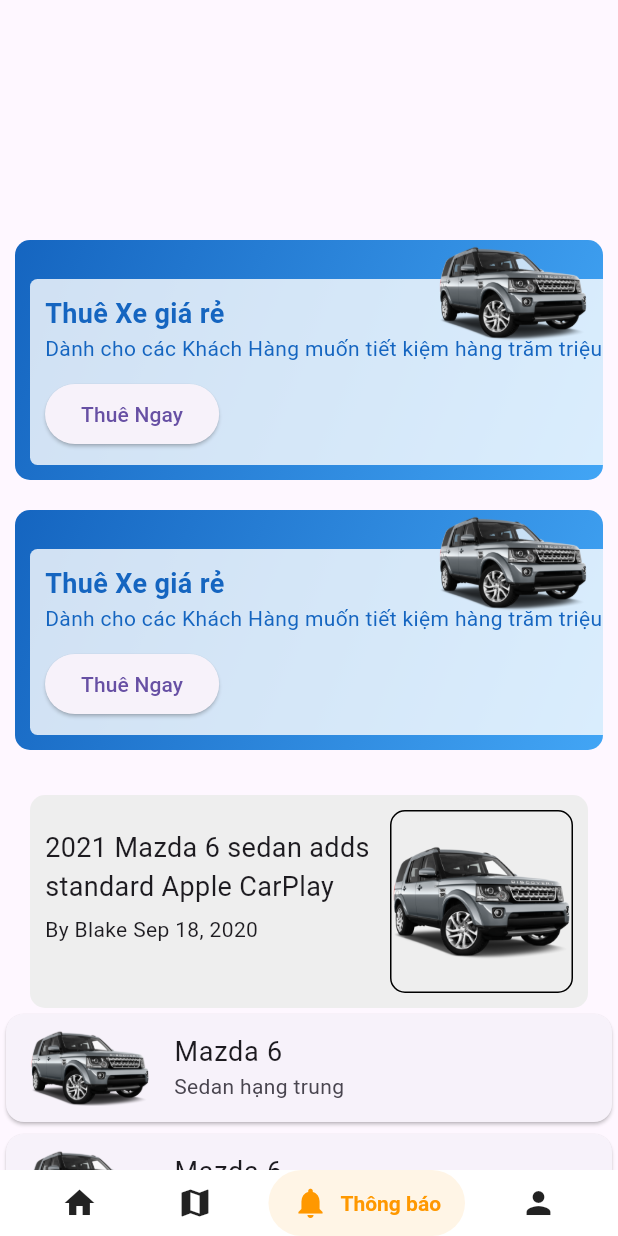
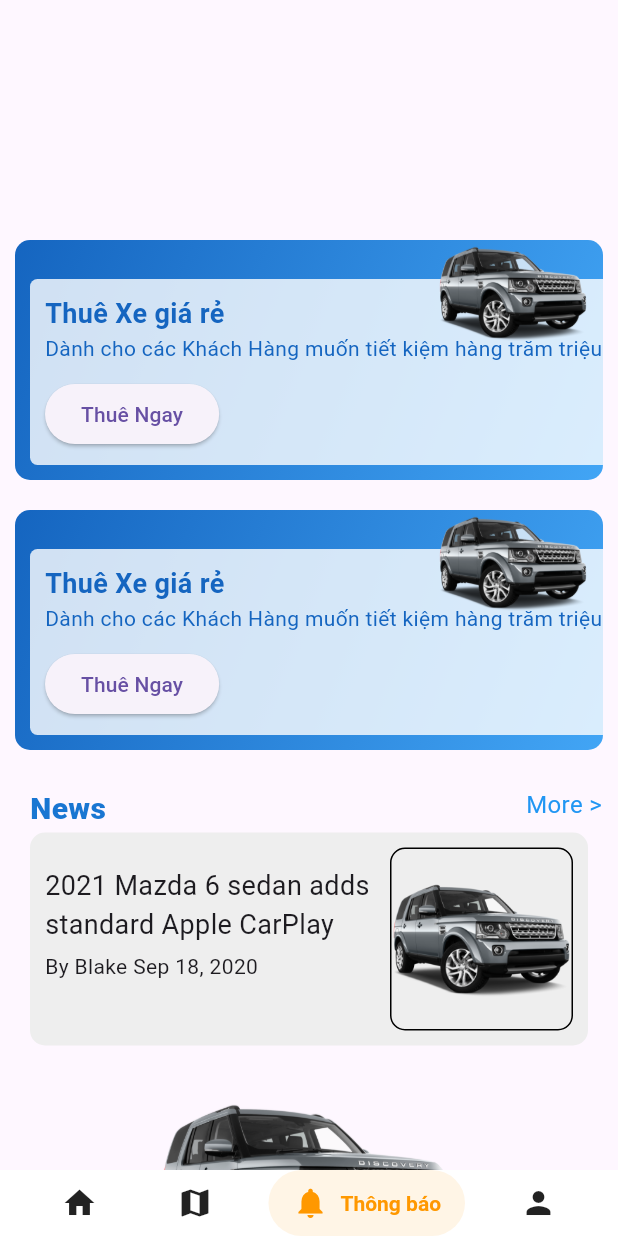
Before and after one commit to L0qin/fp_thuexe, a Flutter app: the screen it shows after launch, item 3 of the bottom bar chosen, on a phone screen of 412 x 824 dp. Run offline on Flutter 3.47's test engine with Material 3 defaults, Android fonts, the phone set to English and light mode, and no system bars; drawn by our look-alikes of salomon_bottom_bar; our stand-ins replace anim_search_bar, animate_do, carousel_slider, google_fonts, responsive_builder, shared_preferences; accounts and stored records are empty.

Commit message:
change mians

```diff
--- a/lib/pages/anoucement.dart
+++ b/lib/pages/anoucement.dart
@@ -12,18 +12,21 @@ class AnnouncementPage extends StatelessWidget {
       body: ListView(
         children: [
           const SizedBox(height: 150,),
-          _buildPromotion(),  // Add the promotion section
+          _buildPromotion(), // Add the promotion section
           //_buildHeader(),
           _buildPromotion(), // Use the updated _buildCarList function
           const SizedBox(height: 10,),
-         // _buildCarList(),
-          const SizedBox(height: 10,),
+          // _buildCarList(),
+          const SizedBox(height: 5,),
+          _buildHeader('News'),
           _buildNewCar(),
-          _buildCarVideo(),
+          //_buildCarVideo(),
+          _buildContent(),
         ],
       ),
     );
   }
+
   Widget _buildPromotion() {
     return Container(
       height: 160,
@@ -93,6 +96,41 @@ class AnnouncementPage extends StatelessWidget {
       ),
     );
   }
+  Widget _buildContent() {
+    return Center(
+      child: Column(
+        mainAxisAlignment: MainAxisAlignment.center,
+        children: <Widget>[
+          // Hiển thị ảnh chính
+          Image.asset(
+            'assets/images/cars/land_rover_0.png',
+            width: 200,
+            height: 200,
+          ),
+          // Hiển thị ảnh nhỏ bên trong ảnh chính
+          Positioned(
+            top: 50,
+            left: 50,
+            child: Container(
+              width: 100,
+              height: 100,
+              decoration: BoxDecoration(
+                border: Border.all(
+                  color: Colors.white,
+                  width: 2,
+                ),
+              ),
+              child: Image.asset(
+                'assets/images/icons/car.png',
+                fit: BoxFit.cover,
+              ),
+            ),
+          ),
+        ],
+      ),
+    );
+  }
+}
   Widget _buildCarList() {
     return ListView.builder(
       shrinkWrap: true,
@@ -174,8 +212,42 @@ class AnnouncementPage extends StatelessWidget {
 
 
 
+
+//2021
+Widget _buildHeader(String title) {
+  return Container(
+    height: 30,
+    width: double.infinity,
+    margin: EdgeInsets.only(left: 20),
+    child: Row(
+      // mainAxisAlignment: MainAxisAlignment.center,
+      crossAxisAlignment: CrossAxisAlignment.start,
+      children: <Widget>[
+        Text(
+          title,
+          style: TextStyle(
+            color: Colors.blue[700],
+            fontSize: 20,
+            fontWeight: FontWeight.w900,
+          ),
+        ),
+        SizedBox(
+          width: 280,
+        ),
+        GestureDetector(
+          onTap: () {},
+          child: Text(
+            'More >',
+            style: TextStyle(
+              color: Colors.blue,
+              fontSize: 16,
+            ),
+          ),
+        ),
+      ],
+    ),
+  );
 }
-
 Widget _buildNewCar() {
   return Container(
     padding: EdgeInsets.symmetric(horizontal: 20), // Adjust the horizontal padding as needed
@@ -242,47 +314,47 @@ Widget _buildNewCar() {
 
   ////
 
-  Widget buildAnnouncementCard({required String title, required String subtitle, required String imagePath}) {
-    return Card(
-      shape: RoundedRectangleBorder(
-        borderRadius: BorderRadius.circular(12.0),
-      ),
-      child: Padding(
-        padding: const EdgeInsets.all(12.0),
-        child: Row(
-          children: <Widget>[
-            CircleAvatar(
-              radius: 50,
-              backgroundImage: AssetImage(imagePath),
-            ),
-            SizedBox(width: 30),
-            Expanded(
-              child: Column(
-                mainAxisSize: MainAxisSize.min,
-                crossAxisAlignment: CrossAxisAlignment.start,
-                children: [
-                  Text(
-                    title,
-                    style: TextStyle(
-                      fontSize: 25,
-                      fontWeight: FontWeight.normal,
-                      color: Colors.blue,
-                    ),
-                  ),
-                  SizedBox(height: 5),
-                  Text(
-                    subtitle,
-                    style: TextStyle(
-                      fontSize: 20,
-                      fontWeight: FontWeight.bold,
-                      color: Colors.black,
-                    ),
-                  ),
-                ],
-              ),
-            ),
-          ],
-        ),
-      ),
-    );
-  }
+// Widget buildAnnouncementCard({required String title, required String subtitle, required String imagePath}) {
+//   return Card(
+//     shape: RoundedRectangleBorder(
+//       borderRadius: BorderRadius.circular(12.0),
+//     ),
+//     child: Padding(
+//       padding: const EdgeInsets.all(12.0),
+//       child: Row(
+//         children: <Widget>[
+//           CircleAvatar(
+//             radius: 50,
+//             backgroundImage: AssetImage(imagePath),
+//           ),
+//           SizedBox(width: 30),
+//           Expanded(
+//             child: Column(
+//               mainAxisSize: MainAxisSize.min,
+//               crossAxisAlignment: CrossAxisAlignment.start,
+//               children: [
+//                 Text(
+//                   title,
+//                   style: TextStyle(
+//                     fontSize: 25,
+//                     fontWeight: FontWeight.normal,
+//                     color: Colors.blue,
+//                   ),
+//                 ),
+//                 SizedBox(height: 5),
+//                 Text(
+//                   subtitle,
+//                   style: TextStyle(
+//                     fontSize: 20,
+//                     fontWeight: FontWeight.bold,
+//                     color: Colors.black,
+//                   ),
+//                 ),
+//               ],
+//             ),
+//           ),
+//         ],
+//       ),
+//     ),
+//   );
+// }
--- a/lib/pages/search_page.dart
+++ b/lib/pages/search_page.dart
@@ -76,8 +76,9 @@ class _SearchPageState extends State<SearchPage> {
 
   Widget _searchBar() {
     return Padding(
-      padding: const EdgeInsets.fromLTRB(20, 20, 20, 5),
-      child: TextField(
+      padding: EdgeInsets.symmetric(vertical: 20.0, horizontal: 20.0).copyWith(bottom: 5.0),
+
+        child: TextField(
         onChanged: (value) {
           // Update searched vehicles based on search text
           if (value.isEmpty) {
```
